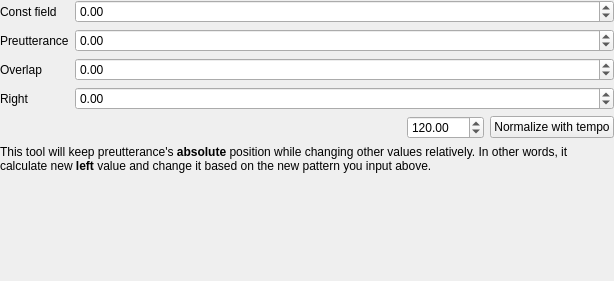
Before: the Qt Designer form src/preCenteredChangeValue/precenteredchangevalueoptionwidget.ui in shine5402/KiraOtoToolbox, drawn with Qt 5.
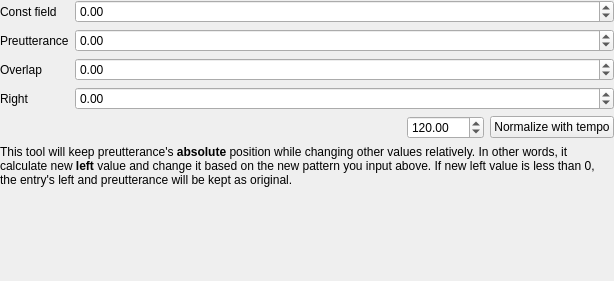
After: the same form once the commit is applied.

Commit message: preCenteredChangeValue now skip negative new left

Patch:
```diff
--- a/src/preCenteredChangeValue/precenteredchangevalueoptionwidget.ui
+++ b/src/preCenteredChangeValue/precenteredchangevalueoptionwidget.ui
@@ -141,7 +141,7 @@
    <item>
     <widget class="QLabel" name="label">
      <property name="text">
-      <string>This tool will keep preutterance's &lt;b&gt;absolute&lt;/b&gt; position while changing other values relatively. In other words, it calculate new  &lt;b&gt;left&lt;/b&gt; value and change it based on the new pattern you input above.</string>
+      <string>This tool will keep preutterance's &lt;b&gt;absolute&lt;/b&gt; position while changing other values relatively. In other words, it calculate new  &lt;b&gt;left&lt;/b&gt; value and change it based on the new pattern you input above. If new left value is less than 0, the entry's left and preutterance will be kept as original.</string>
      </property>
      <property name="wordWrap">
       <bool>true</bool>
```
The commit also changes 1 other file.
